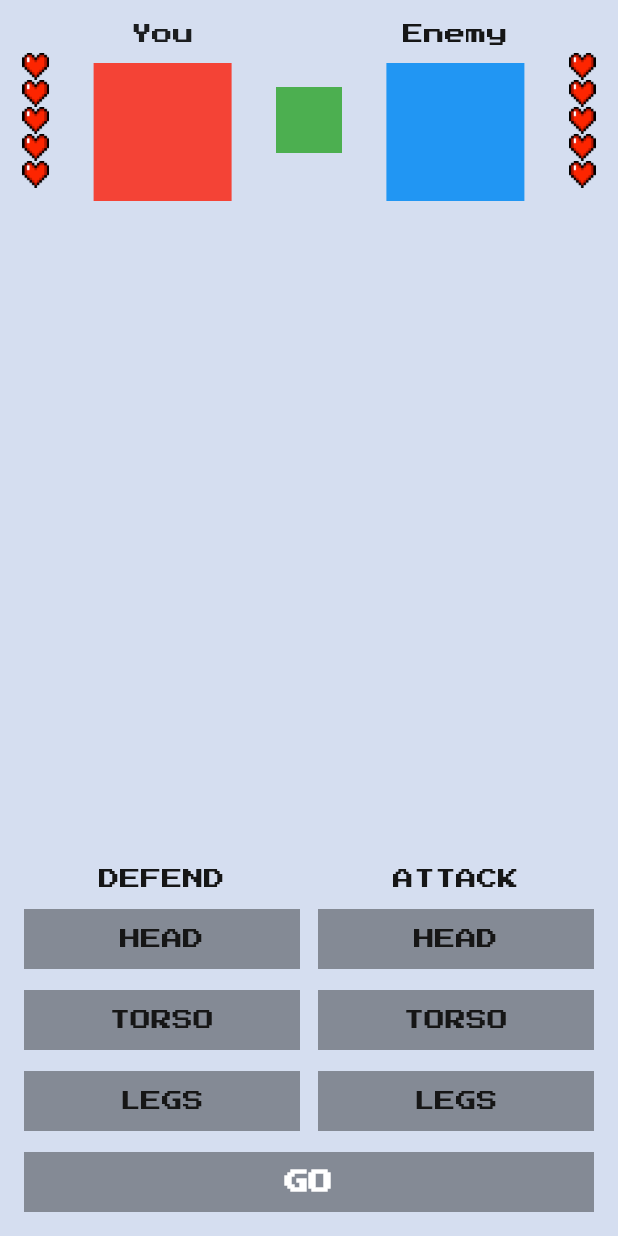
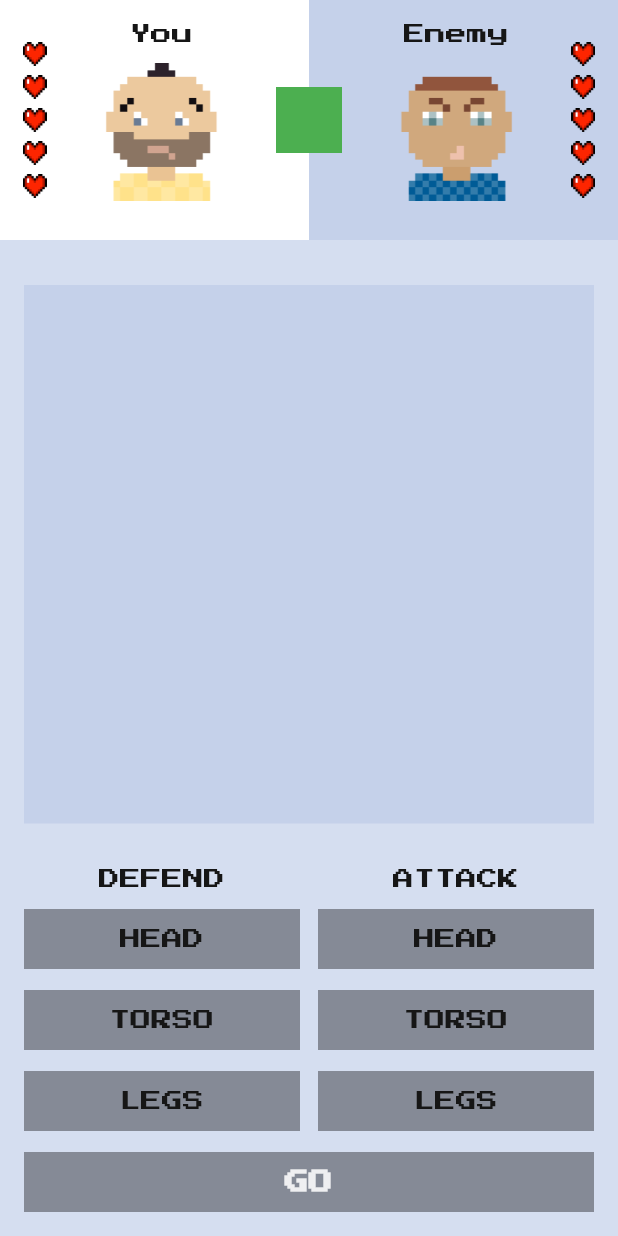
Before and after one commit to grad2/flutter_fight_club, a Flutter app: the screen it shows after launch, on a phone screen of 412 x 824 dp. Run offline on Flutter 3.47's test engine with Material 2 defaults, Android fonts, the phone set to English and light mode, and no system bars; our stand-ins replace google_fonts.

```diff
--- a/lib/fight_club_colors.dart
+++ b/lib/fight_club_colors.dart
@@ -0,0 +1,12 @@
+import 'dart:ui';
+
+class FightClubColors {
+
+  static const Color background = Color(0xFFD5DEF0);
+  static const Color greyButton = Color(0x60000000);
+  static const Color blueButton = Color(0xFF1C79CE);
+  static const Color blackButton = Color(0xDE000000);
+  static const Color darkGreyText = Color(0xFF161616);
+  static const Color whiteText = Color(0xDDFFFFFF);
+
+}
--- a/lib/fight_club_images.dart
+++ b/lib/fight_club_images.dart
@@ -0,0 +1,8 @@
+class FightClubImages {
+
+  FightClubImages._();
+
+  static const youAvatar = "assets/images/you-avatar.png";
+  static const enemyAvatar = "assets/images/enemy-avatar.png";
+
+}
--- a/lib/main.dart
+++ b/lib/main.dart
@@ -1,8 +1,11 @@
 import 'dart:math';
 
 import 'package:flutter/material.dart';
+import 'package:flutter_fight_club/fight_club_colors.dart';
 import 'package:flutter_fight_club/fight_club_icons.dart';
 import 'package:google_fonts/google_fonts.dart';
+
+import 'fight_club_images.dart';
 
 void main() {
   runApp(const MyApp());
@@ -42,11 +45,12 @@ class MyHomePageState extends State<MyHomePage> {
 
   int yourLives = maxLives;
   int enemysLives = maxLives;
+  String textLog = "";
 
   @override
   Widget build(BuildContext context) {
     return Scaffold(
-      backgroundColor: const Color(0xFFD5DEF0),
+      backgroundColor: FightClubColors.background,
       body: SafeArea(
         child: Column(
           children: [
@@ -55,7 +59,31 @@ class MyHomePageState extends State<MyHomePage> {
                 yourLivesCount: yourLives,
                 enemysLivesCount: enemysLives,
             ),
-            const Expanded(child: SizedBox()),
+            Expanded(
+              child: Padding(
+                padding: const EdgeInsets.symmetric(horizontal: 16.0, vertical: 30.0),
+                child: SizedBox(
+                  width: double.infinity,
+                  child: ColoredBox(
+                    color: const Color(0xFFC5D1EA),
+                    child: Padding(
+                      padding: const EdgeInsets.only(left: 16.0, right: 16.0 , top:  58.0, bottom: 48.0),
+                      child: Center(
+                          child: Text(
+                            textLog,
+                            textAlign: TextAlign.center,
+                            style: const TextStyle(
+                              color: FightClubColors.darkGreyText,
+                              fontSize: 10,
+                              height: 20 / 10
+                            ),
+                          ),
+                      ),
+                    ),
+                  ),
+                ),
+              ),
+            ),
             ControlsWidget(
                 defendingBodyPart: defendingBodyPart,
                 selectDefendingBodyPart: _selectDefendingBodyPart,
@@ -74,23 +102,49 @@ class MyHomePageState extends State<MyHomePage> {
       ),
     );
   }
+  String _getTextLog(){
+    if(yourLives == 0 && enemysLives == 0){
+      return "Draw";
+    }
+    if(enemysLives == 0){
+      return "You won";
+    }
+    if(yourLives == 0){
+      return "You lost";
+    }
+    String twoText = "";
+    if(attackingBodyPart != whatEnemyDefends){
+      twoText = "You hit enemy’s ${whatEnemyDefends.name}.\n";
+    }else{
+      twoText = "Your attack was blocked.\n";
+    }
+    if(defendingBodyPart != whatEnemyAttacks){
+      twoText = twoText + "Enemy hit your ${attackingBodyPart?.name}.";
+    }else{
+      twoText = twoText + "Enemy’s attack was blocked.";
+    }
+    return twoText;
+  }
+
   Color _getGoButtonColor() {
     if(yourLives == 0 || enemysLives == 0){
-      return const Color.fromRGBO(0, 0, 0, 0.87);
+      return FightClubColors.blackButton;
     }else if(attackingBodyPart == null || defendingBodyPart == null){
-      return Colors.black38;
+      return FightClubColors.greyButton;
     }else{
-      return const Color.fromRGBO(0, 0, 0, 0.87);
+      return FightClubColors.blackButton;
     }
   }
   void _onGoButtonClicked(){
     if(yourLives == 0 || enemysLives == 0){
       setState(() {
+        textLog = "";
         yourLives = maxLives;
         enemysLives = maxLives;
       });
     }else if( attackingBodyPart != null && defendingBodyPart != null){
       setState(() {
+
         final bool enemyLoseLife = attackingBodyPart != whatEnemyDefends;
         final bool youLoseLife = defendingBodyPart != whatEnemyAttacks;
         if(enemyLoseLife){
@@ -101,7 +155,7 @@ class MyHomePageState extends State<MyHomePage> {
         }
         whatEnemyDefends = BodyPart.random();
         whatEnemyAttacks = BodyPart.random();
-
+        textLog = _getTextLog();
         attackingBodyPart = null;
         defendingBodyPart = null;
       });
@@ -156,7 +210,7 @@ class GoButton extends StatelessWidget{
                 style: const TextStyle(
                   fontWeight: FontWeight.w900,
                   fontSize: 16,
-                  color: Colors.white,
+                  color: FightClubColors.whiteText,
                 ),
               ),
             ),
@@ -184,7 +238,24 @@ class FightersInfo extends StatelessWidget{
   Widget build(BuildContext context) {
     return SizedBox(
       height: 160,
-      child: Row(
+      child: Stack(
+        children: [
+          Row(
+            crossAxisAlignment: CrossAxisAlignment.stretch,
+            children: const [
+              Expanded(
+                child: ColoredBox(
+                  color: Color(0xFFFFFFFF),
+                ),
+              ),
+              Expanded(
+                  child: ColoredBox(
+                    color: Color(0xFFC5D1EA),
+                  ),
+              ),
+            ],
+          ),
+          Row(
             mainAxisAlignment: MainAxisAlignment.spaceAround,
             children: [
               LivesWidget(
@@ -192,14 +263,15 @@ class FightersInfo extends StatelessWidget{
                 currentLivesCount: yourLivesCount,
               ),
               Column(
-            children: const [
-              SizedBox(height: 16,),
-              Text("You"),
-              SizedBox(height: 12,),
-              ColoredBox(
-                color: Colors.red,
-                child: SizedBox(height: 92, width: 92,),
+                children:  [
+                  const SizedBox(height: 16,),
+                  const Text("You",
+                    style: TextStyle(
+                        color: FightClubColors.darkGreyText
                     ),
+                  ),
+                  const SizedBox(height: 12,),
+                  Image.asset(FightClubImages.youAvatar, width: 92, height: 92,),
                 ],
               ),
               const ColoredBox(
@@ -207,24 +279,23 @@ class FightersInfo extends StatelessWidget{
                 child: SizedBox(height: 44, width: 44,),
               ),
               Column(
-            children: const [
-              SizedBox(height: 16,),
-              Text(
+                children: [
+                  const SizedBox(height: 16,),
+                  const Text(
                     "Enemy",
                     style: TextStyle(
                       color: Color(0xFF161616)
                     ),
                   ),
-              SizedBox(height: 12,),
-              ColoredBox(
-                color: Colors.blue,
-                child: SizedBox(height: 92, width: 92,),
-              ),
+                  const SizedBox(height: 12,),
+                  Image.asset(FightClubImages.enemyAvatar, width: 92, height: 92,),
                 ],
               ),
               LivesWidget(
                 overallLivesCount: maxLivesCount,
                 currentLivesCount: enemysLivesCount,
+              ),
+            ],
           ),
         ],
       ),
@@ -260,7 +331,7 @@ class ControlsWidget extends StatelessWidget{
                 Text(
                   "Defend".toUpperCase(),
                   style: const TextStyle(
-                      color: Color(0xFF161616)
+                      color: FightClubColors.darkGreyText
                   ),
                 ),
                 const SizedBox(height: 13,),
@@ -290,7 +361,7 @@ class ControlsWidget extends StatelessWidget{
               children: [
                 Text("Attack".toUpperCase(),
                   style: const TextStyle(
-                      color: Color(0xFF161616)
+                      color: FightClubColors.darkGreyText
                   ),
                 ),
                 const SizedBox(height: 13,),
@@ -336,15 +407,20 @@ class LivesWidget extends StatelessWidget{
 
   @override
   Widget build(BuildContext context) {
-    return Column(
-      mainAxisSize: MainAxisSize.min,
-      children: List.generate(overallLivesCount, (index) {
+    return SizedBox(
+      height: 106,
+      width: 16,
+      child: ListView.separated(
+        itemBuilder: (_, index) {
           if(index < currentLivesCount){
             return Image.asset(FightClubIons.heartFull, width: 18, height: 18,);
           }else {
             return Image.asset(FightClubIons.heartEmpty, width: 18, height: 18,);
           }
-      }),
+        },
+        separatorBuilder: (_, index){ return const SizedBox(height: 4,width: 0,);},
+        itemCount: overallLivesCount,
+      ),
     );
   }
 }
@@ -389,12 +465,12 @@ class BodyPartButton extends StatelessWidget{
       child: SizedBox(
         height: 40,
         child: ColoredBox(
-          color: selected ? const Color(0xFF1C79CE) : Colors.black38,
+          color: selected ? FightClubColors.blueButton : FightClubColors.greyButton,
           child: Center(
             child: Text(
               bodyPart.name.toUpperCase(),
               style: TextStyle(
-                color: selected ? const Color(0xFFFFFFFF) : const Color(0xFF161616)
+                color: selected ? FightClubColors.whiteText : FightClubColors.darkGreyText
               ),
             ),
           ),
--- a/pubspec.yaml
+++ b/pubspec.yaml
@@ -26,3 +26,4 @@ flutter:
   assets:
     - google_fonts/
     - assets/icons/
+    - assets/images/
```
Also changed, not shown: google_fonts/PressStart2P-Regular.ttf (added), 5 other files. Lines whose indentation alone changed are shown as unchanged.
